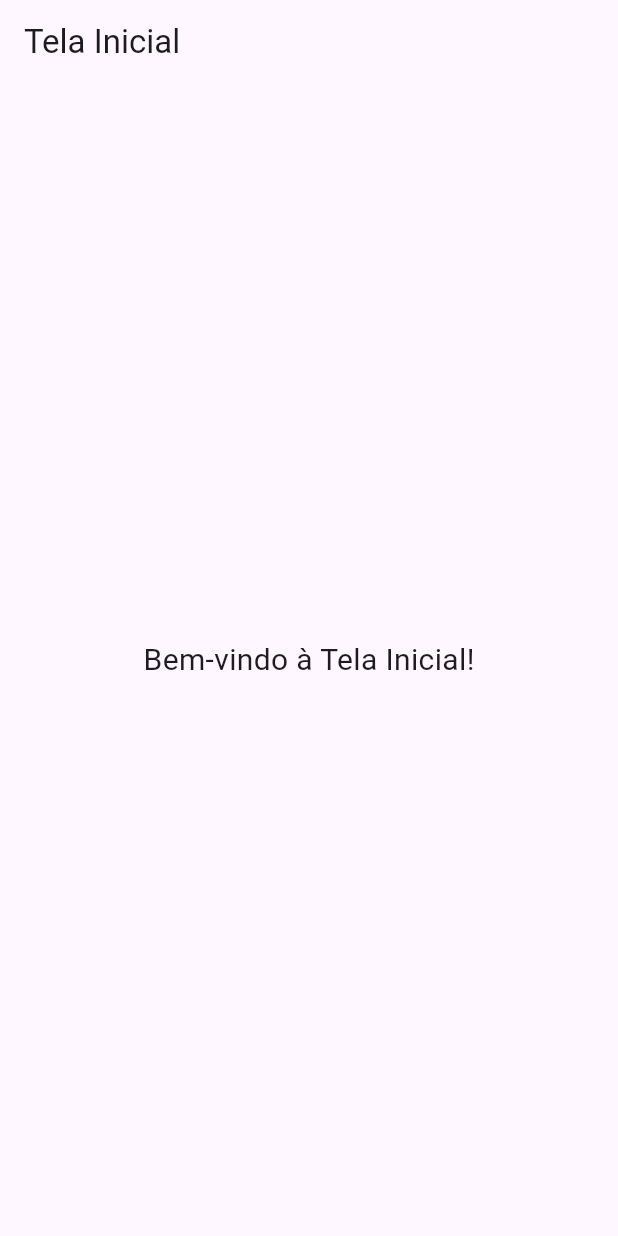
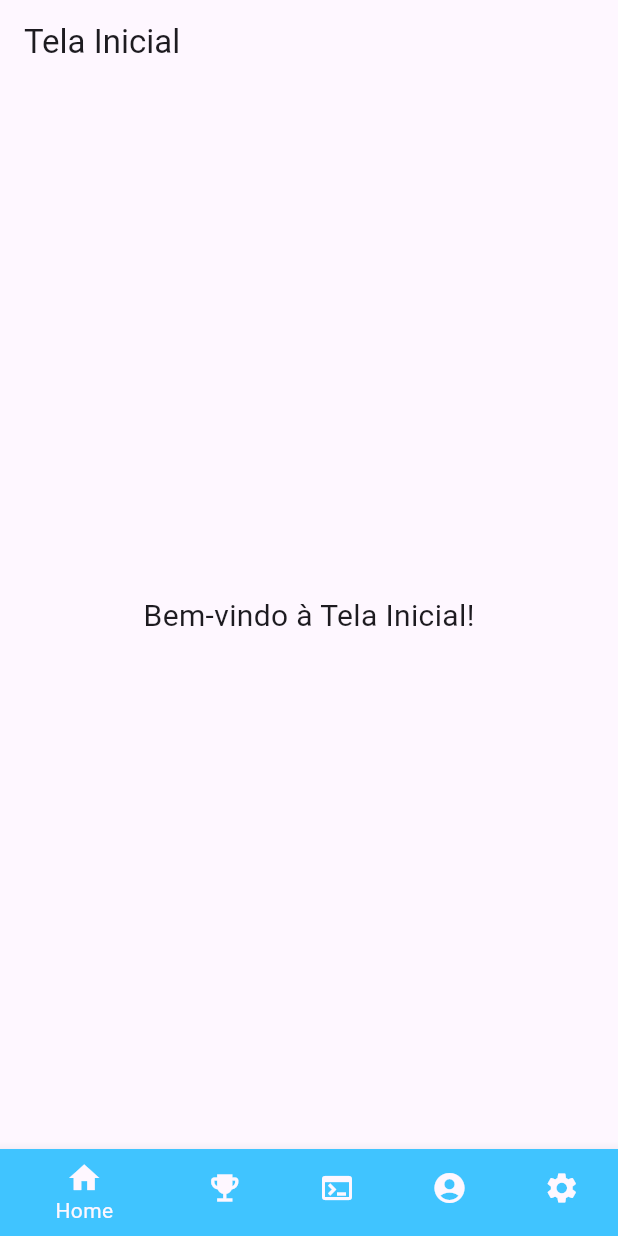
Before and after one commit to JpP3dro/app_bunco, a Flutter app: the TelaInicial screen opened directly with empty values, on a phone screen of 412 x 824 dp. Run offline on Flutter 3.47's test engine with Material 3 defaults, Android fonts, the phone set to English and light mode, and no system bars; our stand-ins replace google_fonts, page_transition.

Commit message:
Criando o BottomNavigationBar

```diff
--- a/lib/screens/telainicial.dart
+++ b/lib/screens/telainicial.dart
@@ -1,11 +1,10 @@
 import 'package:flutter/material.dart';
-
 
 class TelaInicial extends StatefulWidget {
   final Map<String, dynamic> usuario;
    const TelaInicial({
     super.key,
-    required this.usuario
+    required this.usuario,
   });
 
   @override
@@ -13,7 +12,7 @@ class TelaInicial extends StatefulWidget {
 }
 
 class _TelaInicialState extends State<TelaInicial> {
-
+  int myIndex = 0;
   @override
   Widget build(BuildContext context) {
     return Scaffold(
@@ -27,6 +26,22 @@ class _TelaInicialState extends State<TelaInicial> {
           style: TextStyle(fontSize: 20),
         ),
       ),
+      bottomNavigationBar: BottomNavigationBar(
+        type: BottomNavigationBarType.shifting,
+        onTap: (index){
+          setState(() {
+            myIndex = index;
+          });
+        },
+          currentIndex: myIndex,
+          items: const [
+        BottomNavigationBarItem(icon: Icon(Icons.home), label: "Home", backgroundColor: Colors.lightBlueAccent),
+        BottomNavigationBarItem(icon: Icon(Icons.emoji_events), label: "Ranking", backgroundColor: Colors.orange),
+            BottomNavigationBarItem(icon: Icon(Icons.terminal), label: "Terminal", backgroundColor: Colors.black),
+        BottomNavigationBarItem(icon: Icon(Icons.account_circle), label: "Perfil", backgroundColor: Colors.blueAccent),
+            BottomNavigationBarItem(icon: Icon(Icons.settings), label: "Configurações", backgroundColor: Colors.green),
+          ],
+      ),
     );
   }
 }
```
